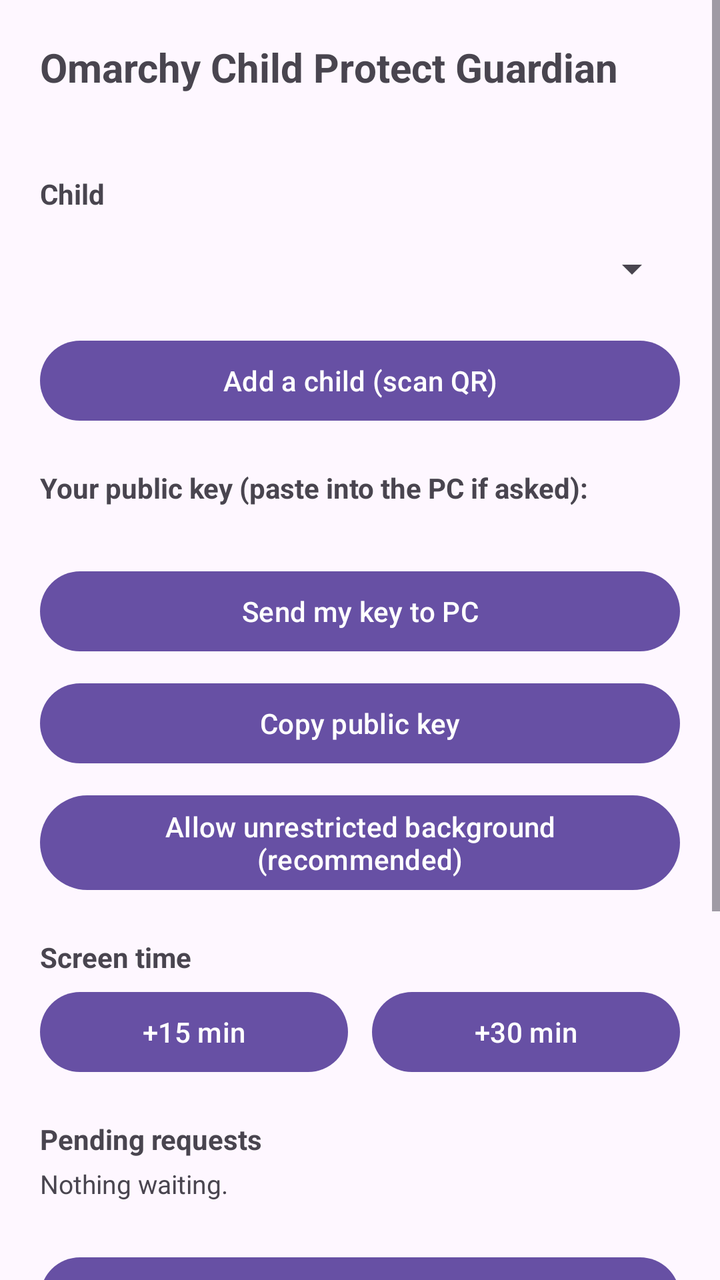
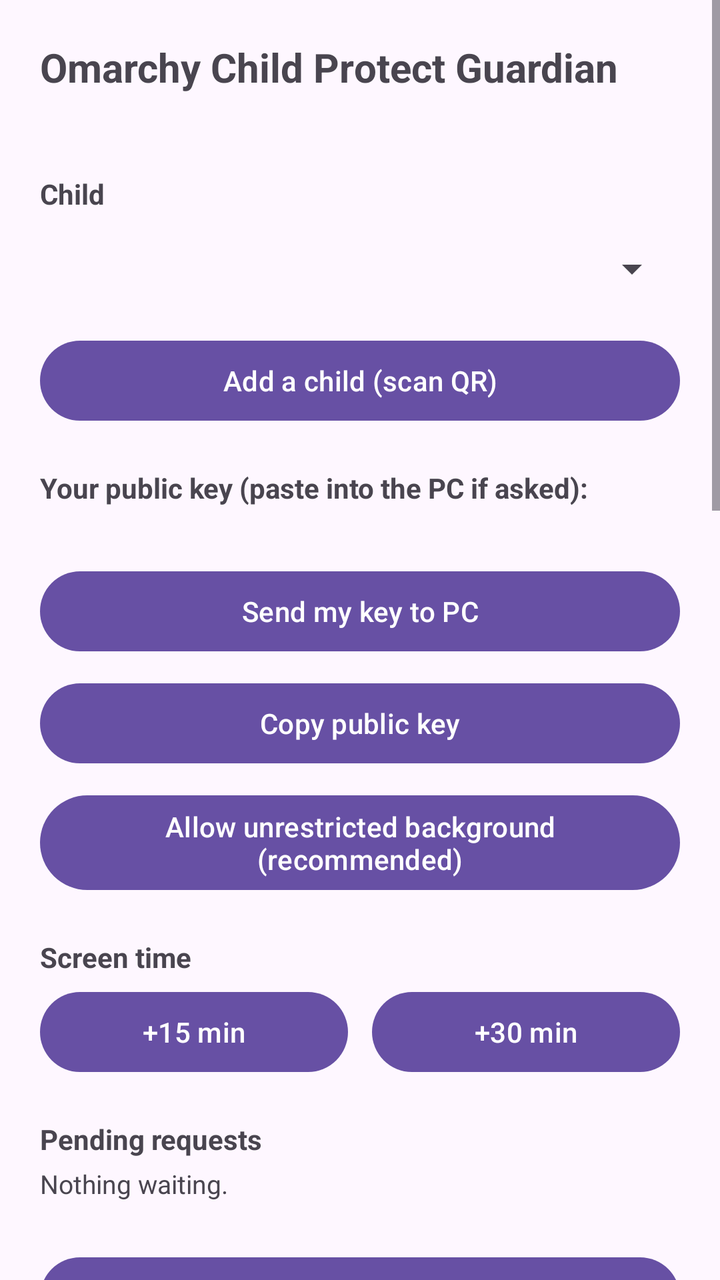

Screens rendered from an Android XML layout before and after an edit, with the pre-edit source and the edit as a unified diff.
<!-- AndroidManifest.xml: application theme Theme.Guardian -->
<!-- res/layout/activity_main.xml -->
<?xml version="1.0" encoding="utf-8"?>
<ScrollView xmlns:android="http://schemas.android.com/apk/res/android"
    android:layout_width="match_parent"
    android:layout_height="match_parent"
    android:fillViewport="true">

    <LinearLayout
        android:layout_width="match_parent"
        android:layout_height="wrap_content"
        android:orientation="vertical"
        android:padding="20dp">

        <TextView
            android:layout_width="wrap_content"
            android:layout_height="wrap_content"
            android:text="@string/header_title"
            android:textSize="20sp"
            android:textStyle="bold" />

        <TextView
            android:id="@+id/tvStatus"
            android:layout_width="match_parent"
            android:layout_height="wrap_content"
            android:layout_marginTop="4dp"
            android:textSize="15sp" />

        <TextView
            android:id="@+id/lblChild"
            android:layout_width="wrap_content"
            android:layout_height="wrap_content"
            android:layout_marginTop="16dp"
            android:text="@string/lbl_select_child"
            android:textStyle="bold" />

        <Spinner
            android:id="@+id/spChild"
            android:layout_width="match_parent"
            android:layout_height="wrap_content"
            android:layout_marginTop="4dp"
            android:minHeight="48dp" />

        <Button
            android:id="@+id/btnScan"
            android:layout_width="match_parent"
            android:layout_height="wrap_content"
            android:layout_marginTop="8dp"
            android:text="@string/btn_add_child" />

        <TextView
            android:layout_width="wrap_content"
            android:layout_height="wrap_content"
            android:layout_marginTop="20dp"
            android:text="@string/pubkey_label"
            android:textStyle="bold" />

        <TextView
            android:id="@+id/tvPubkey"
            android:layout_width="match_parent"
            android:layout_height="wrap_content"
            android:layout_marginTop="4dp"
            android:fontFamily="monospace"
            android:textIsSelectable="true"
            android:textSize="12sp" />

        <Button
            android:id="@+id/btnSendKey"
            android:layout_width="match_parent"
            android:layout_height="wrap_content"
            android:layout_marginTop="8dp"
            android:text="@string/btn_send_key" />

        <Button
            android:id="@+id/btnCopy"
            android:layout_width="match_parent"
            android:layout_height="wrap_content"
            android:layout_marginTop="8dp"
            android:text="@string/btn_copy" />

        <Button
            android:id="@+id/btnBattery"
            android:layout_width="match_parent"
            android:layout_height="wrap_content"
            android:layout_marginTop="8dp"
            android:text="@string/btn_battery" />

        <TextView
            android:layout_width="wrap_content"
            android:layout_height="wrap_content"
            android:layout_marginTop="20dp"
            android:text="@string/hdr_screen_time"
            android:textStyle="bold" />

        <LinearLayout
            android:layout_width="match_parent"
            android:layout_height="wrap_content"
            android:layout_marginTop="4dp"
            android:orientation="horizontal">

            <Button
                android:id="@+id/btnGrant15"
                android:layout_width="0dp"
                android:layout_height="wrap_content"
                android:layout_marginEnd="6dp"
                android:layout_weight="1"
                android:text="@string/btn_grant15" />

            <Button
                android:id="@+id/btnGrant30"
                android:layout_width="0dp"
                android:layout_height="wrap_content"
                android:layout_marginStart="6dp"
                android:layout_weight="1"
                android:text="@string/btn_grant30" />
        </LinearLayout>

        <TextView
            android:layout_width="wrap_content"
            android:layout_height="wrap_content"
            android:layout_marginTop="20dp"
            android:text="@string/hdr_pending"
            android:textStyle="bold" />

        <TextView
            android:id="@+id/tvPendingEmpty"
            android:layout_width="match_parent"
            android:layout_height="wrap_content"
            android:layout_marginTop="4dp"
            android:text="@string/pending_empty"
            android:textSize="13sp" />

        <LinearLayout
            android:id="@+id/pendingContainer"
            android:layout_width="match_parent"
            android:layout_height="wrap_content"
            android:layout_marginTop="4dp"
            android:orientation="vertical" />

        <Button
            android:id="@+id/btnLockNow"
            android:layout_width="match_parent"
            android:layout_height="wrap_content"
            android:layout_marginTop="20dp"
            android:text="@string/btn_lock_now" />

        <TextView
            android:id="@+id/lblScheduleFor"
            android:layout_width="wrap_content"
            android:layout_height="wrap_content"
            android:layout_marginTop="20dp"
            android:text="@string/hdr_schedule"
            android:textStyle="bold" />

        <CheckBox
            android:id="@+id/cbSameEveryDay"
            android:layout_width="match_parent"
            android:layout_height="wrap_content"
            android:layout_marginTop="4dp"
            android:checked="true"
            android:minHeight="48dp"
            android:text="@string/lbl_same_every_day" />

        
        <LinearLayout
            android:id="@+id/scheduleRows"
            android:layout_width="match_parent"
            android:layout_height="wrap_content"
            android:orientation="vertical" />

        <Button
            android:id="@+id/btnSendSchedule"
            android:layout_width="match_parent"
            android:layout_height="wrap_content"
            android:layout_marginTop="8dp"
            android:text="@string/btn_send_schedule" />

        <TextView
            android:layout_width="wrap_content"
            android:layout_height="wrap_content"
            android:layout_marginTop="20dp"
            android:text="@string/hdr_recent"
            android:textStyle="bold" />

        <TextView
            android:id="@+id/tvHistory"
            android:layout_width="match_parent"
            android:layout_height="wrap_content"
            android:layout_marginTop="4dp"
            android:fontFamily="monospace"
            android:textSize="12sp" />
    </LinearLayout>
</ScrollView>
<!-- resources referenced by this layout -->
<resources>
  <string name="btn_add_child">Add a child (scan QR)</string>
  <string name="btn_battery">Allow unrestricted background (recommended)</string>
  <string name="btn_copy">Copy public key</string>
  <string name="btn_grant15">+15 min</string>
  <string name="btn_grant30">+30 min</string>
  <string name="btn_lock_now">Lock the computer now</string>
  <string name="btn_send_key">Send my key to PC</string>
  <string name="btn_send_schedule">Send schedule to the computer</string>
  <string name="hdr_pending">Pending requests</string>
  <string name="hdr_recent">Recent requests</string>
  <string name="hdr_schedule">Set schedule</string>
  <string name="hdr_screen_time">Screen time</string>
  <string name="header_title">Omarchy Child Protect Guardian</string>
  <string name="lbl_same_every_day">Same limits every day</string>
  <string name="lbl_select_child">Child</string>
  <string name="pending_empty">Nothing waiting.</string>
  <string name="pubkey_label">Your public key (paste into the PC if asked):</string>
  <style name="Theme.Guardian" parent="Theme.Material3.DayNight.NoActionBar" />
</resources>

<!-- the commit's change to res/layout/activity_main.xml (unified diff, before → after) -->
@@ -174,6 +174,151 @@
             android:text="@string/btn_send_schedule" />
 
         <TextView
+            android:id="@+id/lblAiFor"
+            android:layout_width="wrap_content"
+            android:layout_height="wrap_content"
+            android:layout_marginTop="20dp"
+            android:text="@string/hdr_ai"
+            android:textStyle="bold" />
+
+        <CheckBox
+            android:id="@+id/cbAiEnabled"
+            android:layout_width="match_parent"
+            android:layout_height="wrap_content"
+            android:layout_marginTop="4dp"
+            android:minHeight="48dp"
+            android:text="@string/lbl_ai_enabled" />
+
+        <TextView
+            android:layout_width="wrap_content"
+            android:layout_height="wrap_content"
+            android:layout_marginTop="6dp"
+            android:text="@string/lbl_ai_provider" />
+
+        <Spinner
+            android:id="@+id/spAiProvider"
+            android:layout_width="match_parent"
+            android:layout_height="wrap_content"
+            android:minHeight="48dp" />
+
+        <TextView
+            android:layout_width="wrap_content"
+            android:layout_height="wrap_content"
+            android:layout_marginTop="6dp"
+            android:text="@string/lbl_ai_endpoint" />
+
+        <Spinner
+            android:id="@+id/spAiEndpoint"
+            android:layout_width="match_parent"
+            android:layout_height="wrap_content"
+            android:minHeight="48dp" />
+
+        <TextView
+            android:layout_width="wrap_content"
+            android:layout_height="wrap_content"
+            android:layout_marginTop="6dp"
+            android:text="@string/lbl_ai_model" />
+
+        <Spinner
+            android:id="@+id/spAiModel"
+            android:layout_width="match_parent"
+            android:layout_height="wrap_content"
+            android:minHeight="48dp" />
+
+        <TextView
+            android:layout_width="wrap_content"
+            android:layout_height="wrap_content"
+            android:layout_marginTop="6dp"
+            android:text="@string/lbl_ai_timeout" />
+
+        <Spinner
+            android:id="@+id/spAiTimeout"
+            android:layout_width="match_parent"
+            android:layout_height="wrap_content"
+            android:minHeight="48dp" />
+
+        <CheckBox
+            android:id="@+id/cbAiDigestEnabled"
+            android:layout_width="match_parent"
+            android:layout_height="wrap_content"
+            android:layout_marginTop="6dp"
+            android:minHeight="48dp"
+            android:text="@string/lbl_ai_digest_enabled" />
+
+        <LinearLayout
+            android:layout_width="match_parent"
+            android:layout_height="wrap_content"
+            android:orientation="horizontal">
+
+            <LinearLayout
+                android:layout_width="0dp"
+                android:layout_height="wrap_content"
+                android:layout_weight="1"
+                android:orientation="vertical">
+
+                <TextView
+                    android:layout_width="wrap_content"
+                    android:layout_height="wrap_content"
+                    android:text="@string/lbl_ai_digest_hour" />
+
+                <Spinner
+                    android:id="@+id/spAiDigestHour"
+                    android:layout_width="match_parent"
+                    android:layout_height="wrap_content"
+                    android:minHeight="48dp" />
+            </LinearLayout>
+
+            <LinearLayout
+                android:layout_width="0dp"
+                android:layout_height="wrap_content"
+                android:layout_weight="1"
+                android:orientation="vertical">
+
+                <TextView
+                    android:layout_width="wrap_content"
+                    android:layout_height="wrap_content"
+                    android:text="@string/lbl_ai_digest_lang" />
+
+                <Spinner
+                    android:id="@+id/spAiDigestLang"
+                    android:layout_width="match_parent"
+                    android:layout_height="wrap_content"
+                    android:minHeight="48dp" />
+            </LinearLayout>
+        </LinearLayout>
+
+        <TextView
+            android:layout_width="wrap_content"
+            android:layout_height="wrap_content"
+            android:layout_marginTop="6dp"
+            android:text="@string/lbl_ai_dns_log" />
+
+        <Spinner
+            android:id="@+id/spAiDnsLog"
+            android:layout_width="match_parent"
+            android:layout_height="wrap_content"
+            android:minHeight="48dp" />
+
+        <TextView
+            android:layout_width="wrap_content"
+            android:layout_height="wrap_content"
+            android:layout_marginTop="6dp"
+            android:text="@string/lbl_ai_activity_log" />
+
+        <Spinner
+            android:id="@+id/spAiActivityLog"
+            android:layout_width="match_parent"
+            android:layout_height="wrap_content"
+            android:minHeight="48dp" />
+
+        <Button
+            android:id="@+id/btnSendAi"
+            android:layout_width="match_parent"
+            android:layout_height="wrap_content"
+            android:layout_marginTop="8dp"
+            android:text="@string/btn_send_ai" />
+
+        <TextView
             android:layout_width="wrap_content"
             android:layout_height="wrap_content"
             android:layout_marginTop="20dp"
<!-- resource entries referenced after the edit -->
@@ -6,13 +6,25 @@
   <string name="btn_grant15">+15 min</string>
   <string name="btn_grant30">+30 min</string>
   <string name="btn_lock_now">Lock the computer now</string>
+  <string name="btn_send_ai">Send AI settings to the computer</string>
   <string name="btn_send_key">Send my key to PC</string>
   <string name="btn_send_schedule">Send schedule to the computer</string>
+  <string name="hdr_ai">AI / Ollama</string>
   <string name="hdr_pending">Pending requests</string>
   <string name="hdr_recent">Recent requests</string>
   <string name="hdr_schedule">Set schedule</string>
   <string name="hdr_screen_time">Screen time</string>
   <string name="header_title">Omarchy Child Protect Guardian</string>
+  <string name="lbl_ai_activity_log">Activity log (optional)</string>
+  <string name="lbl_ai_digest_enabled">Enable daily parenting digest</string>
+  <string name="lbl_ai_digest_hour">Digest hour</string>
+  <string name="lbl_ai_digest_lang">Digest language</string>
+  <string name="lbl_ai_dns_log">DNS query log (optional)</string>
+  <string name="lbl_ai_enabled">Enable AI install risk summaries</string>
+  <string name="lbl_ai_endpoint">Endpoint (URL)</string>
+  <string name="lbl_ai_model">Model</string>
+  <string name="lbl_ai_provider">Provider</string>
+  <string name="lbl_ai_timeout">Timeout</string>
   <string name="lbl_same_every_day">Same limits every day</string>
   <string name="lbl_select_child">Child</string>
   <string name="pending_empty">Nothing waiting.</string>
